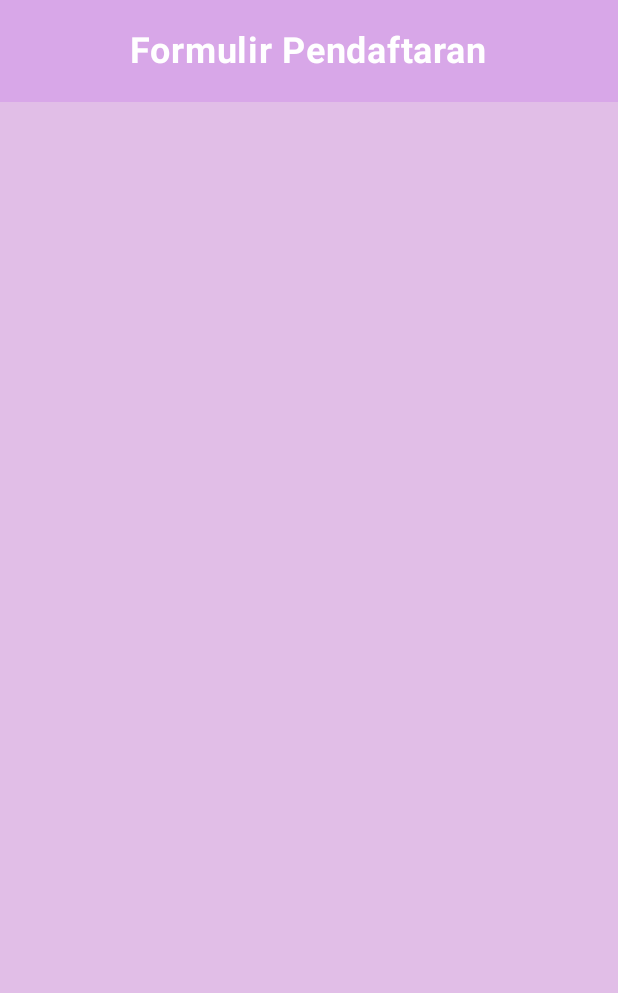
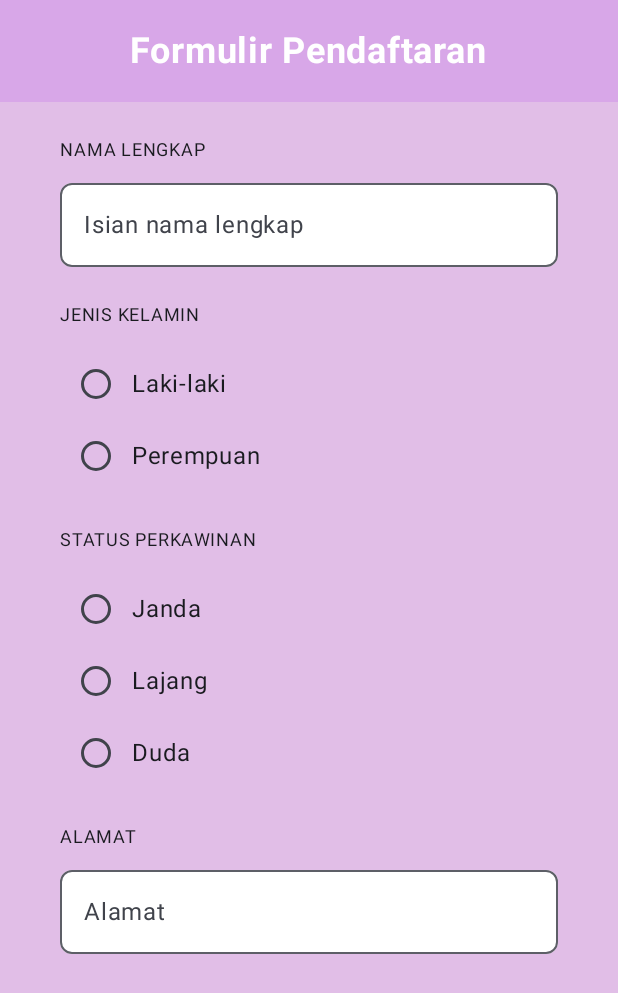
Before and after one commit to KamiliaNurmala/QuestNavigasTugas_108, an Android app built with Jetpack Compose: the composable FormScreen shown on its own in the app's theme, on a phone screen of 412 x 824 dp. Shown: the top 993 px of the screen. Run offline under Robolectric (Android 15) with nearby library versions, the phone set to English and light mode, and no system bars.

Commit message:
Menambahkan input fields (nama, gender, status, alamat)

```diff
--- a/app/src/main/java/com/example/praktikum7/view/FormScreen.kt
+++ b/app/src/main/java/com/example/praktikum7/view/FormScreen.kt
@@ -63,5 +63,125 @@ fun FormScreen(
         }
 
         Spacer(modifier = Modifier.height(dimensionResource(R.dimen.padding_top)))
+
+        // Nama Lengkap
+        Text(
+            text = stringResource(R.string.nama_lengkap),
+            fontSize = 12.sp,
+            modifier = Modifier
+                .fillMaxWidth()
+                .padding(
+                    start = dimensionResource(R.dimen.padding_large),
+                    bottom = dimensionResource(R.dimen.padding_small)
+                )
+        )
+        OutlinedTextField(
+            value = textNama,
+            onValueChange = { textNama = it },
+            placeholder = { Text(stringResource(R.string.isian_nama)) },
+            modifier = Modifier
+                .fillMaxWidth()
+                .padding(horizontal = dimensionResource(R.dimen.padding_large)),
+            shape = RoundedCornerShape(dimensionResource(R.dimen.text_field_corner)),
+            colors = OutlinedTextFieldDefaults.colors(
+                unfocusedContainerColor = Color.White,
+                focusedContainerColor = Color.White
+            )
+        )
+
+        Spacer(modifier = Modifier.height(dimensionResource(R.dimen.padding_top)))
+
+        // Jenis Kelamin
+        Text(
+            text = stringResource(R.string.jenis_kelamin),
+            fontSize = 12.sp,
+            modifier = Modifier
+                .fillMaxWidth()
+                .padding(
+                    start = dimensionResource(R.dimen.padding_large),
+                    bottom = dimensionResource(R.dimen.padding_small)
+                )
+        )
+        Column(modifier = Modifier.padding(horizontal = dimensionResource(R.dimen.padding_large))) {
+            gender.forEach { item ->
+                Row(
+                    modifier = Modifier
+                        .fillMaxWidth()
+                        .selectable(
+                            selected = textJK == item,
+                            onClick = { textJK = item }
+                        ),
+                    verticalAlignment = Alignment.CenterVertically
+                ) {
+                    RadioButton(
+                        selected = textJK == item,
+                        onClick = { textJK = item }
+                    )
+                    Text(text = item)
+                }
+            }
+        }
+
+        Spacer(modifier = Modifier.height(dimensionResource(R.dimen.padding_top)))
+
+        // Status Perkawinan
+        Text(
+            text = stringResource(R.string.status_perkawinan),
+            fontSize = 12.sp,
+            modifier = Modifier
+                .fillMaxWidth()
+                .padding(
+                    start = dimensionResource(R.dimen.padding_large),
+                    bottom = dimensionResource(R.dimen.padding_small)
+                )
+        )
+        Column(modifier = Modifier.padding(horizontal = dimensionResource(R.dimen.padding_large))) {
+            statusPerkawinan.forEach { item ->
+                Row(
+                    modifier = Modifier
+                        .fillMaxWidth()
+                        .selectable(
+                            selected = textStatus == item,
+                            onClick = { textStatus = item }
+                        ),
+                    verticalAlignment = Alignment.CenterVertically
+                ) {
+                    RadioButton(
+                        selected = textStatus == item,
+                        onClick = { textStatus = item }
+                    )
+                    Text(text = item)
+                }
+            }
+        }
+
+        Spacer(modifier = Modifier.height(dimensionResource(R.dimen.padding_top)))
+
+        // Alamat
+        Text(
+            text = stringResource(R.string.alamat),
+            fontSize = 12.sp,
+            modifier = Modifier
+                .fillMaxWidth()
+                .padding(
+                    start = dimensionResource(R.dimen.padding_large),
+                    bottom = dimensionResource(R.dimen.padding_small)
+                )
+        )
+        OutlinedTextField(
+            value = textAlamat,
+            onValueChange = { textAlamat = it },
+            placeholder = { Text(stringResource(R.string.placeholder_alamat)) },
+            modifier = Modifier
+                .fillMaxWidth()
+                .padding(horizontal = dimensionResource(R.dimen.padding_large)),
+            shape = RoundedCornerShape(dimensionResource(R.dimen.text_field_corner)),
+            colors = OutlinedTextFieldDefaults.colors(
+                unfocusedContainerColor = Color.White,
+                focusedContainerColor = Color.White
+            )
+        )
+
+        Spacer(modifier = Modifier.height(dimensionResource(R.dimen.spacing_large)))
     }
 }
```
